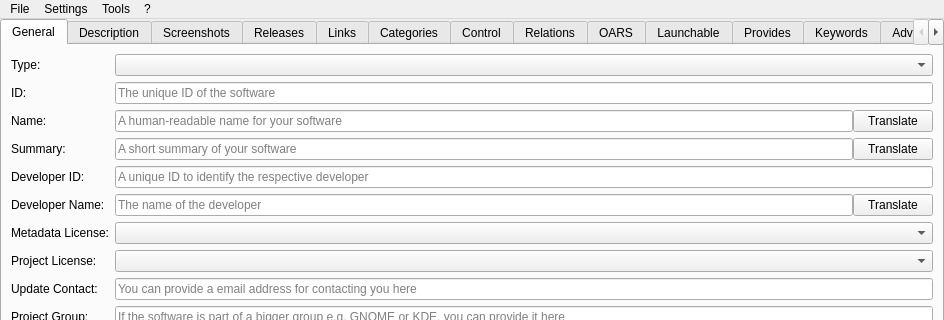
This is jdAppStreamEdit/ui/MainWindow.ui in JakobDev/jdAppStreamEdit as Qt 5 draws it before an edit; both pictures show x 0 to 944 and y 0 to 320 of the 944 by 708 pixel window. The edited form follows.
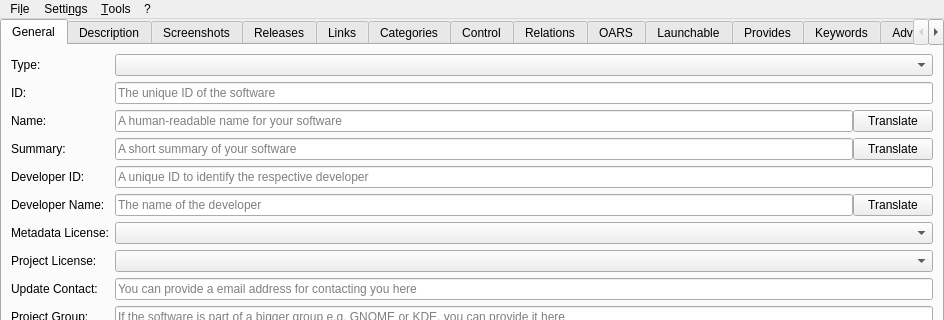
This is the edited form. The open tabs and pages were chosen to show the change.

The edit to the form file:
```diff
--- a/jdAppStreamEdit/ui/MainWindow.ui
+++ b/jdAppStreamEdit/ui/MainWindow.ui
@@ -967,12 +967,12 @@
      <x>0</x>
      <y>0</y>
      <width>944</width>
-     <height>21</height>
+     <height>30</height>
     </rect>
    </property>
    <widget class="QMenu" name="menuFile">
     <property name="title">
-     <string>File</string>
+     <string>Fi&amp;le</string>
     </property>
     <widget class="QMenu" name="recent_files_menu">
      <property name="title">
@@ -1016,7 +1016,7 @@
    </widget>
    <widget class="QMenu" name="menuSettings">
     <property name="title">
-     <string>Settings</string>
+     <string>Setti&amp;ngs</string>
     </property>
     <addaction name="settings_action"/>
     <addaction name="manage_templates_action"/>
@@ -1024,7 +1024,7 @@
    </widget>
    <widget class="QMenu" name="menuTools">
     <property name="title">
-     <string>Tools</string>
+     <string>&amp;Tools</string>
     </property>
     <addaction name="validate_action"/>
     <addaction name="view_xml_action"/>
```
Left out of the diff: 106 changed lines with no effect on the pictures.
